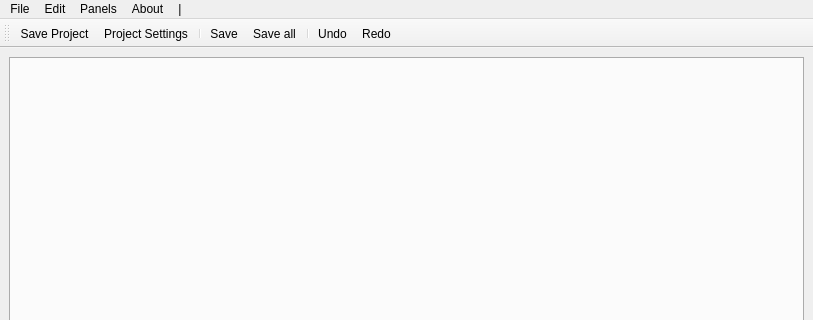
Old version of the form ui/MainWindow.ui in the repository timbaker/ceed; both pictures show x 0 to 813 and y 0 to 320 of the 813 by 864 pixel window.
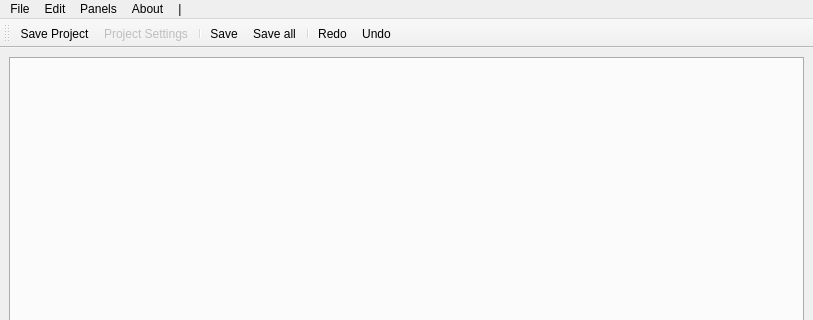
New version of the form. Icons and pictures are not drawn.

```diff
--- a/ui/MainWindow.ui
+++ b/ui/MainWindow.ui
@@ -157,8 +157,8 @@
    <addaction name="actionSave"/>
    <addaction name="actionSaveAll"/>
    <addaction name="separator"/>
-   <addaction name="actionUndo"/>
    <addaction name="actionRedo"/>
+   <addaction name="actionUndo"/>
   </widget>
   <action name="actionQuit">
    <property name="icon">
@@ -307,6 +307,9 @@
    </property>
   </action>
   <action name="actionProjectSettings">
+   <property name="enabled">
+    <bool>false</bool>
+   </property>
    <property name="icon">
     <iconset>
      <normaloff>icons/actions/project_settings.png</normaloff>icons/actions/project_settings.png</iconset>
```
Left out of the diff: 11 changed lines with no effect on the pictures.
